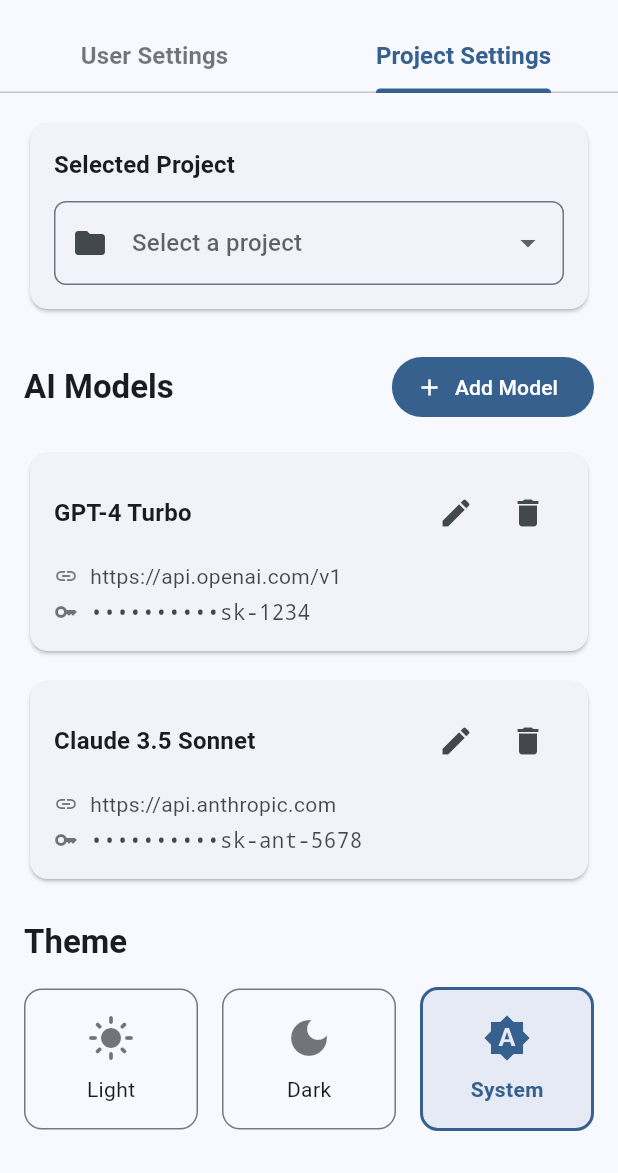
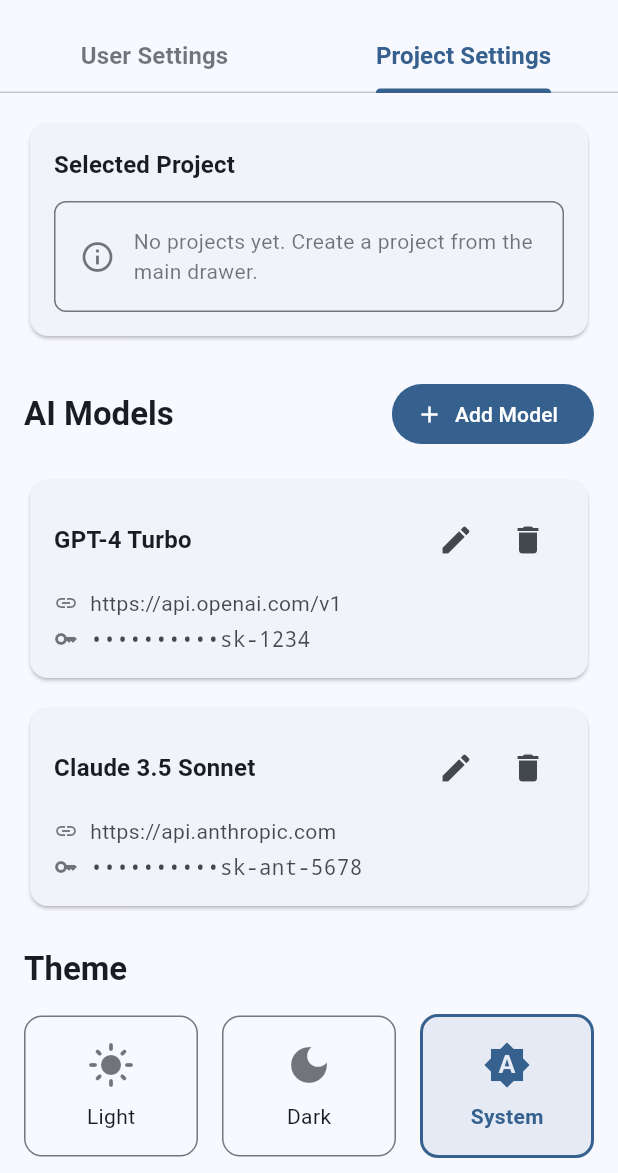
Before and after one commit to few-sh/fewshell, a Flutter app: the MainSettingsPage screen opened directly, tab 2 chosen, on a phone screen of 412 x 824 dp, the part 63-1236 px from its top. Run offline on Flutter 3.47's test engine with Material 3 defaults, Android fonts, the phone set to English and light mode, and no system bars; our stand-ins replace drift, flutter_riverpod, flutter_secure_storage, freezed_annotation, shared_preferences, timeago; missing offline and left inert: flutter_gen_ai_chat_ui; accounts and stored records are empty; generated files the repository leaves out were written again.

Commit message:
Integrate the project dropdown menu

```diff
--- a/decamp-app/lib/pages/main_settings.dart
+++ b/decamp-app/lib/pages/main_settings.dart
@@ -1,6 +1,7 @@
 import 'package:flutter/material.dart';
 import 'package:flutter_riverpod/flutter_riverpod.dart';
 import '../providers/theme_provider.dart';
+import '../providers/project_provider.dart';
 
 /// Main settings page with User and Project settings tabs
 class MainSettingsPage extends ConsumerStatefulWidget {
@@ -98,6 +99,8 @@ class _MainSettingsPageState extends ConsumerState<MainSettingsPage>
 
   Widget _buildProjectSelector() {
     final theme = Theme.of(context);
+    final projectsAsync = ref.watch(projectsStreamProvider);
+    final currentProjectId = ref.watch(currentProjectIdProvider);
 
     return Card(
       child: Padding(
@@ -112,7 +115,40 @@ class _MainSettingsPageState extends ConsumerState<MainSettingsPage>
               ),
             ),
             const SizedBox(height: 12),
-            DropdownButtonFormField<String>(
+            projectsAsync.when(
+              data: (projects) {
+                if (projects.isEmpty) {
+                  return Container(
+                    padding: const EdgeInsets.all(16),
+                    decoration: BoxDecoration(
+                      border: Border.all(color: theme.colorScheme.outline),
+                      borderRadius: BorderRadius.circular(8),
+                    ),
+                    child: Row(
+                      children: [
+                        Icon(
+                          Icons.info_outline,
+                          color: theme.colorScheme.onSurface.withValues(
+                            alpha: 0.6,
+                          ),
+                        ),
+                        const SizedBox(width: 12),
+                        Expanded(
+                          child: Text(
+                            'No projects yet. Create a project from the main drawer.',
+                            style: theme.textTheme.bodyMedium?.copyWith(
+                              color: theme.colorScheme.onSurface.withValues(
+                                alpha: 0.6,
+                              ),
+                            ),
+                          ),
+                        ),
+                      ],
+                    ),
+                  );
+                }
+
+                return DropdownButtonFormField<String>(
                   decoration: InputDecoration(
                     border: OutlineInputBorder(
                       borderRadius: BorderRadius.circular(8),
@@ -120,21 +156,47 @@ class _MainSettingsPageState extends ConsumerState<MainSettingsPage>
                     prefixIcon: const Icon(Icons.folder),
                   ),
                   hint: const Text('Select a project'),
-              value: null, // TODO: Wire to currentProjectIdProvider
-              items: const [
-                // TODO: Wire to projectsStreamProvider
-                DropdownMenuItem(
-                  value: 'proj1',
-                  child: Text('Project 1 (Placeholder)'),
+                  value: currentProjectId,
+                  items: projects.map((project) {
+                    return DropdownMenuItem<String>(
+                      value: project.id,
+                      child: Text(project.name),
+                    );
+                  }).toList(),
+                  onChanged: (value) {
+                    if (value != null) {
+                      ref.read(currentProjectIdProvider.notifier).state = value;
+                    }
+                  },
+                );
+              },
+              loading: () => const Center(
+                child: Padding(
+                  padding: EdgeInsets.all(16.0),
+                  child: CircularProgressIndicator(),
                 ),
-                DropdownMenuItem(
-                  value: 'proj2',
-                  child: Text('Project 2 (Placeholder)'),
+              ),
+              error: (error, stack) => Container(
+                padding: const EdgeInsets.all(16),
+                decoration: BoxDecoration(
+                  border: Border.all(color: theme.colorScheme.error),
+                  borderRadius: BorderRadius.circular(8),
+                ),
+                child: Row(
+                  children: [
+                    Icon(Icons.error_outline, color: theme.colorScheme.error),
+                    const SizedBox(width: 12),
+                    Expanded(
+                      child: Text(
+                        'Error loading projects: $error',
+                        style: theme.textTheme.bodyMedium?.copyWith(
+                          color: theme.colorScheme.error,
+                        ),
+                      ),
                     ),
                   ],
-              onChanged: (value) {
-                // TODO: Update currentProjectIdProvider
-              },
+                ),
+              ),
             ),
           ],
         ),
```
Lines whose indentation alone changed are shown as unchanged.
